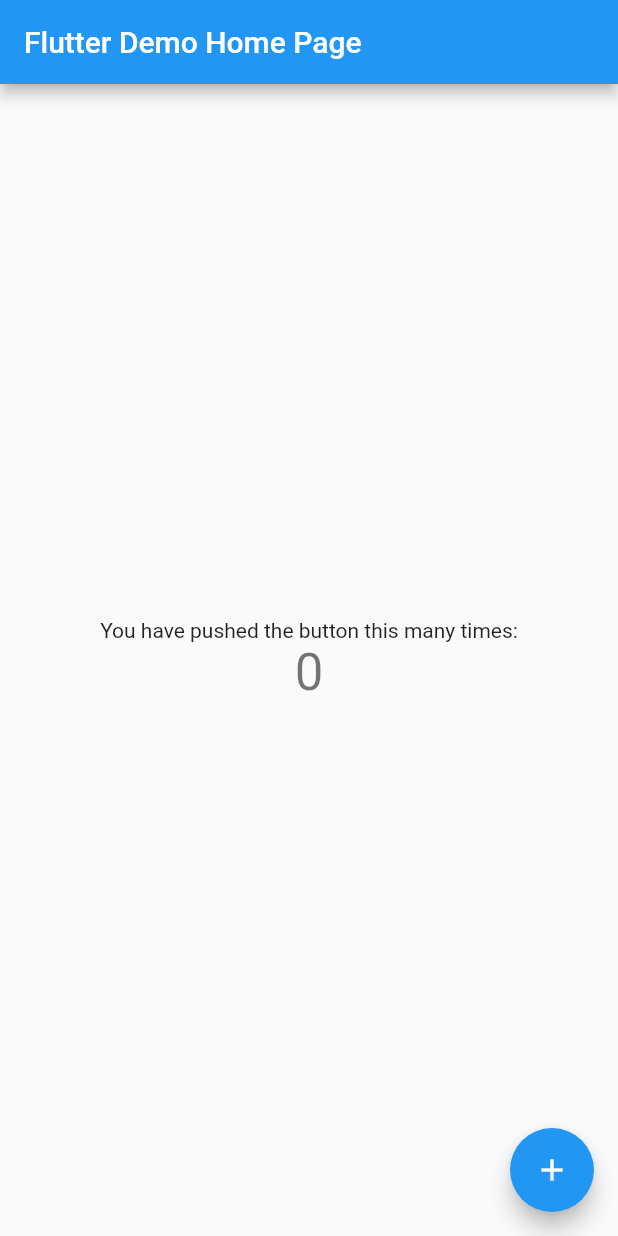
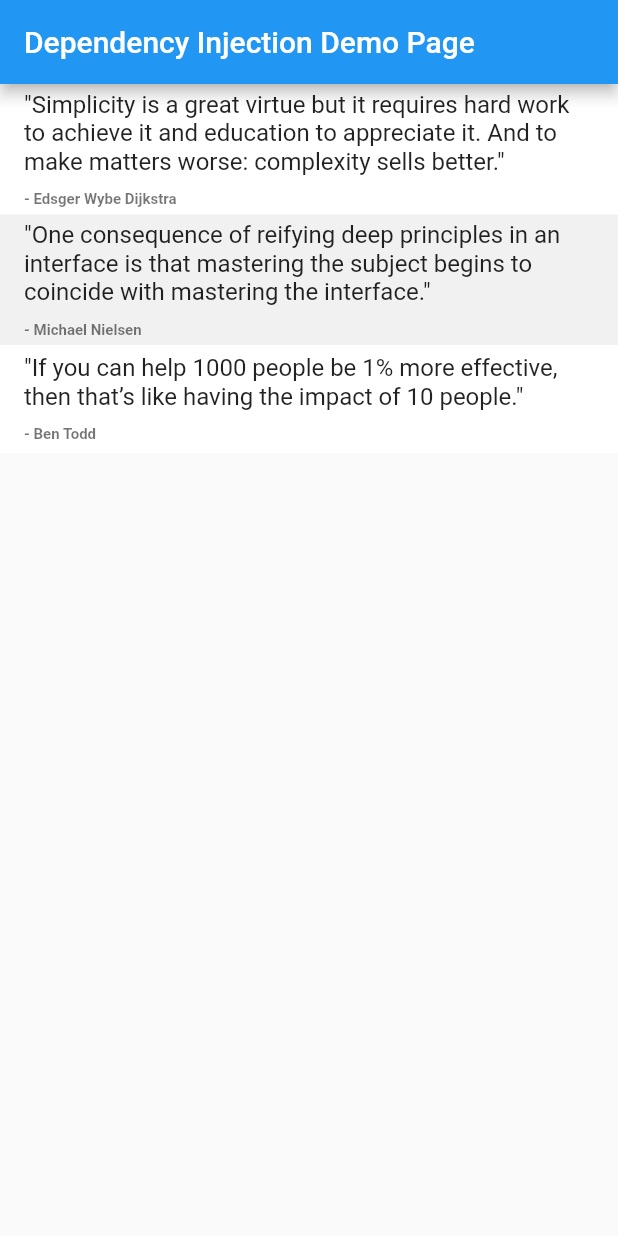
Before and after one commit to cshanjib/flutter_dependency_injection, a Flutter app: the screen it shows after launch, on a phone screen of 412 x 824 dp. Run offline on Flutter 3.47's test engine with Material 2 defaults, Android fonts, the phone set to English and light mode, and no system bars.

Commit message:
Added a demo quote page

```diff
--- a/lib/main.dart
+++ b/lib/main.dart
@@ -9,96 +9,72 @@
   @override
   Widget build(BuildContext context) {
     return MaterialApp(
-      title: 'Flutter Demo',
-      theme: ThemeData(
-        primarySwatch: Colors.blue,
-      ),
-      home: MyHomePage(title: 'Flutter Demo Home Page'),
+      title: 'Dependency Injection Demo',
+      home: MyQuotePage(title: 'Dependency Injection Demo Page'),
     );
   }
 }
 
-class MyHomePage extends StatefulWidget {
-  MyHomePage({Key key, this.title}) : super(key: key);
-
-  // This widget is the home page of your application. It is stateful, meaning
-  // that it has a State object (defined below) that contains fields that affect
-  // how it looks.
-
-  // This class is the configuration for the state. It holds the values (in this
-  // case the title) provided by the parent (in this case the App widget) and
-  // used by the build method of the State. Fields in a Widget subclass are
-  // always marked "final".
+class MyQuotePage extends StatefulWidget {
+  MyQuotePage({Key key, this.title}) : super(key: key);
 
   final String title;
 
   @override
-  _MyHomePageState createState() => _MyHomePageState();
+  _MyQuotePageState createState() => _MyQuotePageState();
 }
 
-class _MyHomePageState extends State<MyHomePage> {
-  int _counter = 0;
-
-  void _incrementCounter() {
-    setState(() {
-      // This call to setState tells the Flutter framework that something has
-      // changed in this State, which causes it to rerun the build method below
-      // so that the display can reflect the updated values. If we changed
-      // _counter without calling setState(), then the build method would not be
-      // called again, and so nothing would appear to happen.
-      _counter++;
-    });
+class _MyQuotePageState extends State<MyQuotePage> {
+  final List _data = [
+    {
+      "tags": ["software engineering", "programming", "design", "marketing"],
+      "quote":
+          "Simplicity is a great virtue but it requires hard work to achieve it and education to appreciate it. And to make matters worse: complexity sells better.",
+      "lang": "en",
+      "author": "Edsger Wybe Dijkstra"
+    },
+    {
+      "tags": ["science", "short", "ux", "knowledge", "ui", "software"],
+      "quote":
+          "One consequence of reifying deep principles in an interface is that mastering the subject begins to coincide with mastering the interface.",
+      "lang": "en",
+      "author": "Michael Nielsen"
+    },
+    {
+      "tags": ["short", "effective altruism", "impact"],
+      "quote":
+          "If you can help 1000 people be 1% more effective, then that’s like having the impact of 10 people.",
+      "lang": "en",
+      "author": "Ben Todd"
     }
+  ];
 
   @override
   Widget build(BuildContext context) {
-    // This method is rerun every time setState is called, for instance as done
-    // by the _incrementCounter method above.
-    //
-    // The Flutter framework has been optimized to make rerunning build methods
-    // fast, so that you can just rebuild anything that needs updating rather
-    // than having to individually change instances of widgets.
     return Scaffold(
         appBar: AppBar(
-        // Here we take the value from the MyHomePage object that was created by
-        // the App.build method, and use it to set our appbar title.
           title: Text(widget.title),
         ),
         body: Center(
-        // Center is a layout widget. It takes a single child and positions it
-        // in the middle of the parent.
-        child: Column(
-          // Column is also a layout widget. It takes a list of children and
-          // arranges them vertically. By default, it sizes itself to fit its
-          // children horizontally, and tries to be as tall as its parent.
-          //
-          // Invoke "debug painting" (press "p" in the console, choose the
-          // "Toggle Debug Paint" action from the Flutter Inspector in Android
-          // Studio, or the "Toggle Debug Paint" command in Visual Studio Code)
-          // to see the wireframe for each widget.
-          //
-          // Column has various properties to control how it sizes itself and
-          // how it positions its children. Here we use mainAxisAlignment to
-          // center the children vertically; the main axis here is the vertical
-          // axis because Columns are vertical (the cross axis would be
-          // horizontal).
-          mainAxisAlignment: MainAxisAlignment.center,
-          children: <Widget>[
-            Text(
-              'You have pushed the button this many times:',
+          child: ListView.builder(
+            itemCount: _data.length,
+            itemBuilder: (context, index) => _quoteItem(_data[index], index),
           ),
-            Text(
-              '$_counter',
-              style: Theme.of(context).textTheme.headline4,
+        ) // This trailing comma makes auto-formatting nicer for build methods.
+        );
+  }
+
+  _quoteItem(item, index) {
+    return ListTile(
+      tileColor: index % 2 == 0 ? Colors.white : Colors.grey.withOpacity(0.1),
+      title: Text(
+        '"${item["quote"]}"',
       ),
-          ],
+      subtitle: Padding(
+        padding: const EdgeInsets.only(top: 10),
+        child: Text('- ${item["author"]}',
+            style: TextStyle(fontWeight: FontWeight.bold, fontSize: 10)),
       ),
-      ),
-      floatingActionButton: FloatingActionButton(
-        onPressed: _incrementCounter,
-        tooltip: 'Increment',
-        child: Icon(Icons.add),
-      ), // This trailing comma makes auto-formatting nicer for build methods.
     );
   }
 }
```
Lines whose indentation alone changed are shown as unchanged.
